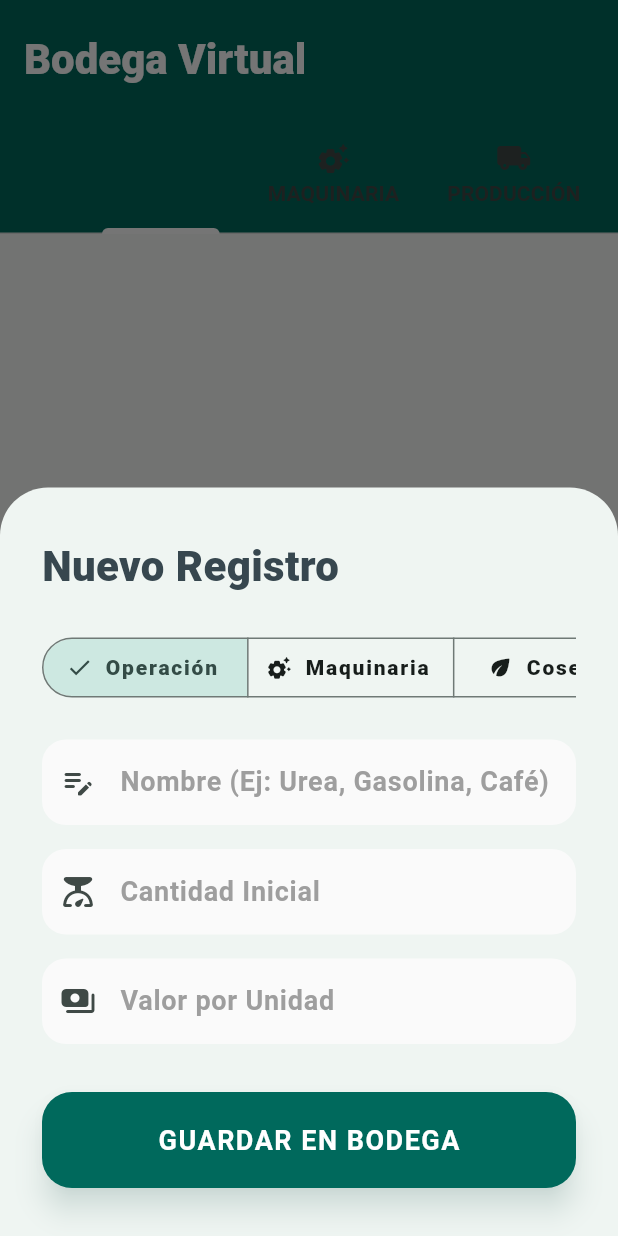
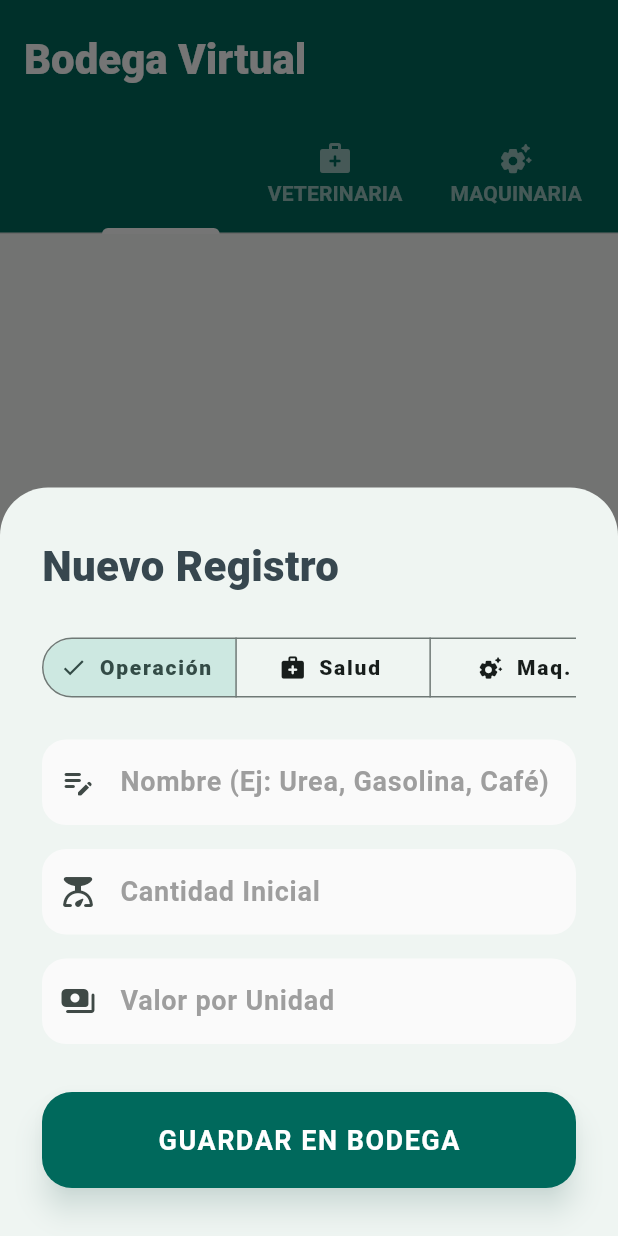
Before and after one commit to Brandon094/AgroGo, a Flutter app: the PantallaBodega screen opened by its route, after a tap on "NUEVO REGISTRO", on a phone screen of 412 x 824 dp. Run offline on Flutter 3.47's test engine with Material 3 defaults, Android fonts, the light colour scheme and no system bars; our stand-ins replace dartz, firebase_auth, firebase_core, flutter_riverpod, geocoding, geolocator and 5 more; missing offline and left inert: maps_toolkit, turf; accounts and stored records are empty; generated files the repository leaves out were written again.

Commit message:
feat(inventory): rediseño UX de bodega virtual y nuevas categorías logísticas
- Implementar TabBar deslizable (scrollable) para mejorar escalabilidad de categorías.
- Añadir secciones dedicadas para 'Veterinaria' y 'Consumibles'.
- Optimizar contraste y accesibilidad de pestañas inactivas para uso bajo luz solar.
- Implementar estados vacíos dinámicos con iconografía y mensajes contextuales.
- Sincronizar modelos de persistencia con el nuevo catálogo expandido de insumos.

```diff
--- a/lib/features/inventory_management/domain/insumo_model.dart
+++ b/lib/features/inventory_management/domain/insumo_model.dart
@@ -1,6 +1,8 @@
 enum CategoriaInsumo {
   operativo,    // Abono, Purina, Veneno
-  maquinaria,   // Gasolina, Aceite, Cuchillas, Repuestos, Equipos (Guadaña, Motosierra)
+  veterinaria,  // Medicamentos, Nutrición Animal
+  maquinaria,   // Equipos (Guadaña, Motosierra), Repuestos
+  consumibles,  // Gasolina, Aceites, Grasas
   cosecha,      // Café, Plátano, Cacao (Lo que genera remuneración)
 }
 
--- a/lib/features/inventory_management/presentation/pantalla_bodega.dart
+++ b/lib/features/inventory_management/presentation/pantalla_bodega.dart
@@ -12,7 +12,7 @@ class PantallaBodega extends ConsumerWidget {
     final insumosAsync = ref.watch(insumosNotifierProvider);
 
     return DefaultTabController(
-      length: 3,
+      length: 5,
       child: Scaffold(
         backgroundColor: const Color(0xFFF9FBF9),
         appBar: AppBar(
@@ -24,10 +24,13 @@ class PantallaBodega extends ConsumerWidget {
             indicatorColor: Colors.white,
             indicatorWeight: 4,
             isScrollable: true,
+            unselectedLabelColor: Colors.white60,
             labelStyle: TextStyle(fontWeight: FontWeight.bold, fontSize: 14),
             tabs: [
               Tab(icon: Icon(Icons.inventory_2_rounded), text: 'OPERACIÓN'),
+              Tab(icon: Icon(Icons.medical_services_rounded), text: 'VETERINARIA'),
               Tab(icon: Icon(Icons.settings_suggest_rounded), text: 'MAQUINARIA'),
+              Tab(icon: Icon(Icons.oil_barrel_rounded), text: 'CONSUMIBLES'),
               Tab(icon: Icon(Icons.local_shipping_rounded), text: 'PRODUCCIÓN'),
             ],
           ),
@@ -35,7 +38,9 @@ class PantallaBodega extends ConsumerWidget {
         body: insumosAsync.when(
           data: (insumos) {
             final operativos = insumos.where((i) => i.categoria == CategoriaInsumo.operativo).toList();
+            final veterinaria = insumos.where((i) => i.categoria == CategoriaInsumo.veterinaria).toList();
             final maquinaria = insumos.where((i) => i.categoria == CategoriaInsumo.maquinaria).toList();
+            final consumibles = insumos.where((i) => i.categoria == CategoriaInsumo.consumibles).toList();
             final cosechas = insumos.where((i) => i.categoria == CategoriaInsumo.cosecha).toList();
 
             return TabBarView(
@@ -46,9 +51,19 @@ class PantallaBodega extends ConsumerWidget {
                   categoria: CategoriaInsumo.operativo,
                 ),
                 _ListaInsumosCategoria(
+                  insumos: veterinaria,
+                  esCosecha: false,
+                  categoria: CategoriaInsumo.veterinaria,
+                ),
+                _ListaInsumosCategoria(
                   insumos: maquinaria,
                   esCosecha: false,
                   categoria: CategoriaInsumo.maquinaria,
+                ),
+                _ListaInsumosCategoria(
+                  insumos: consumibles,
+                  esCosecha: false,
+                  categoria: CategoriaInsumo.consumibles,
                 ),
                 _ListaInsumosCategoria(
                   insumos: cosechas,
@@ -116,6 +131,8 @@ class _ListaInsumosCategoria extends StatelessWidget {
         case CategoriaInsumo.operativo: icono = Icons.inventory_2_outlined; texto = 'Sin insumos de operación'; break;
         case CategoriaInsumo.maquinaria: icono = Icons.settings_suggest_outlined; texto = 'Sin maquinaria o repuestos'; break;
         case CategoriaInsumo.cosecha: icono = Icons.eco_outlined; texto = 'Sin productos cosechados'; break;
+        case CategoriaInsumo.veterinaria: icono = Icons.medical_services_outlined; texto = 'Sin medicamentos registrados'; break;
+        case CategoriaInsumo.consumibles: icono = Icons.oil_barrel_outlined; texto = 'Sin consumibles registrados'; break;
       }
       return Center(
         child: Column(
@@ -153,6 +170,8 @@ class _TarjetaInsumo extends ConsumerWidget {
   Widget build(BuildContext context, WidgetRef ref) {
     final esCosecha = insumo.categoria == CategoriaInsumo.cosecha;
     final esMaquinaria = insumo.categoria == CategoriaInsumo.maquinaria;
+    final esVeterinaria = insumo.categoria == CategoriaInsumo.veterinaria;
+    final esConsumible = insumo.categoria == CategoriaInsumo.consumibles;
 
     Color colorPrincipal;
     IconData icono;
@@ -163,6 +182,12 @@ class _TarjetaInsumo extends ConsumerWidget {
     } else if (esMaquinaria) {
       colorPrincipal = Colors.blueGrey;
       icono = Icons.settings_suggest_rounded;
+    } else if (esVeterinaria) {
+      colorPrincipal = Colors.red.shade700;
+      icono = Icons.medical_services_rounded;
+    } else if (esConsumible) {
+      colorPrincipal = Colors.blue.shade700;
+      icono = Icons.oil_barrel_rounded;
     } else {
       colorPrincipal = Colors.brown;
       icono = Icons.inventory_2_rounded;
@@ -345,7 +370,9 @@ class _FormInsumoModalState extends ConsumerState<_FormInsumoModal> {
             child: SegmentedButton<CategoriaInsumo>(
               segments: const [
                 ButtonSegment(value: CategoriaInsumo.operativo, label: Text('Operación'), icon: Icon(Icons.inventory_2_rounded)),
-                ButtonSegment(value: CategoriaInsumo.maquinaria, label: Text('Maquinaria'), icon: Icon(Icons.settings_suggest_rounded)),
+                ButtonSegment(value: CategoriaInsumo.veterinaria, label: Text('Salud'), icon: Icon(Icons.medical_services_rounded)),
+                ButtonSegment(value: CategoriaInsumo.maquinaria, label: Text('Maq.'), icon: Icon(Icons.settings_suggest_rounded)),
+                ButtonSegment(value: CategoriaInsumo.consumibles, label: Text('Cons.'), icon: Icon(Icons.oil_barrel_rounded)),
                 ButtonSegment(value: CategoriaInsumo.cosecha, label: Text('Cosecha'), icon: Icon(Icons.eco_rounded)),
               ],
               selected: {_categoria},
@@ -381,7 +408,11 @@ class _FormInsumoModalState extends ConsumerState<_FormInsumoModal> {
             decoration: InputDecoration(
               labelText: 'Cantidad Inicial',
               prefixIcon: const Icon(Icons.scale_rounded),
-              suffixText: _categoria == CategoriaInsumo.operativo ? 'Bultos' : (_categoria == CategoriaInsumo.cosecha ? 'Kilos' : 'Unds/Gals'),
+              suffixText: _categoria == CategoriaInsumo.operativo
+                ? 'Bultos'
+                : (_categoria == CategoriaInsumo.cosecha
+                    ? 'Kilos'
+                    : (_categoria == CategoriaInsumo.veterinaria ? 'Unds/Ml' : 'Gals/Unds')),
             ),
           ),
           const SizedBox(height: 16),
@@ -398,8 +429,9 @@ class _FormInsumoModalState extends ConsumerState<_FormInsumoModal> {
           ElevatedButton(onPressed: () async {
             if (_nombreCtrl.text.isNotEmpty && _stockCtrl.text.isNotEmpty) {
               String unidad = 'Bultos';
-              if (_categoria == CategoriaInsumo.maquinaria) unidad = 'Gals/Unds';
+              if (_categoria == CategoriaInsumo.maquinaria || _categoria == CategoriaInsumo.consumibles) unidad = 'Gals/Unds';
               if (_categoria == CategoriaInsumo.cosecha) unidad = 'Kilos';
+              if (_categoria == CategoriaInsumo.veterinaria) unidad = 'Unds/Ml';
 
               await ref.read(insumosNotifierProvider.notifier).registrarInsumo(
                 nombre: _nombreCtrl.text,
```
Also changed, not shown: lib/features/inventory_management/data/insumo_isar_model.g.dart.
